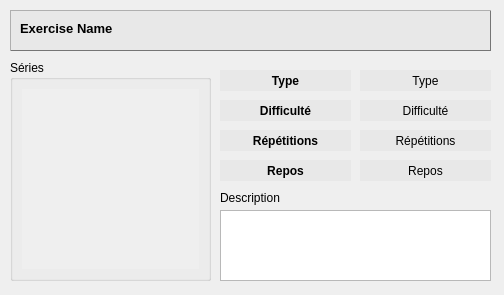
The window that src/exercisewidget.ui (oktal/bodeasy) describes before a commit, drawn with Qt 5.
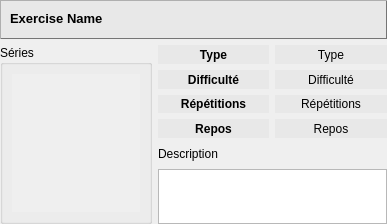
The same window after the commit.

Diff of the .ui file:
```diff
--- a/src/exercisewidget.ui
+++ b/src/exercisewidget.ui
@@ -6,8 +6,8 @@
    <rect>
     <x>0</x>
     <y>0</y>
-    <width>504</width>
-    <height>295</height>
+    <width>387</width>
+    <height>224</height>
    </rect>
   </property>
   <property name="windowTitle">
@@ -20,15 +20,12 @@
     border-color: rgb(117, 117, 117);
 }</string>
   </property>
+  <layout class="QVBoxLayout" name="verticalLayout_2" stretch="18,82">
+   <property name="margin">
+    <number>0</number>
+   </property>
+   <item>
   <widget class="QFrame" name="headerFrame">
-   <property name="geometry">
-    <rect>
-     <x>10</x>
-     <y>10</y>
-     <width>481</width>
-     <height>41</height>
-    </rect>
-   </property>
    <property name="styleSheet">
     <string notr="true"/>
    </property>
@@ -59,15 +56,11 @@
     </property>
    </widget>
   </widget>
+   </item>
+   <item>
+    <layout class="QHBoxLayout" name="horizontalLayout" stretch="4,6">
+     <item>
   <widget class="QGroupBox" name="groupBox">
-   <property name="geometry">
-    <rect>
-     <x>10</x>
-     <y>60</y>
-     <width>201</width>
-     <height>221</height>
-    </rect>
-   </property>
    <property name="title">
     <string>Séries</string>
    </property>
@@ -88,8 +81,8 @@
         <rect>
          <x>0</x>
          <y>0</y>
-         <width>181</width>
-         <height>188</height>
+             <width>132</width>
+             <height>144</height>
         </rect>
        </property>
       </widget>
@@ -97,38 +90,11 @@
     </item>
    </layout>
   </widget>
-  <widget class="QPlainTextEdit" name="plainTextEdit">
-   <property name="geometry">
-    <rect>
-     <x>220</x>
-     <y>210</y>
-     <width>271</width>
-     <height>71</height>
-    </rect>
-   </property>
-  </widget>
-  <widget class="QLabel" name="label">
-   <property name="geometry">
-    <rect>
-     <x>220</x>
-     <y>190</y>
-     <width>81</width>
-     <height>16</height>
-    </rect>
-   </property>
-   <property name="text">
-    <string>Description</string>
-   </property>
-  </widget>
+     </item>
+     <item>
+      <layout class="QGridLayout" name="gridLayout" rowstretch="15,15,15,15,15,15">
+       <item row="0" column="0">
   <widget class="QLabel" name="label_2">
-   <property name="geometry">
-    <rect>
-     <x>220</x>
-     <y>70</y>
-     <width>131</width>
-     <height>21</height>
-    </rect>
-   </property>
    <property name="font">
     <font>
      <weight>75</weight>
@@ -152,111 +118,9 @@
     <set>Qt::AlignCenter</set>
    </property>
   </widget>
-  <widget class="QLabel" name="label_3">
-   <property name="geometry">
-    <rect>
-     <x>220</x>
-     <y>100</y>
-     <width>131</width>
-     <height>21</height>
-    </rect>
-   </property>
-   <property name="font">
-    <font>
-     <weight>75</weight>
-     <bold>true</bold>
-    </font>
-   </property>
-   <property name="styleSheet">
-    <string notr="true">background-color: rgb(232, 232, 232);
-border-style: none;</string>
-   </property>
-   <property name="frameShape">
-    <enum>QFrame::Box</enum>
-   </property>
-   <property name="frameShadow">
-    <enum>QFrame::Plain</enum>
-   </property>
-   <property name="text">
-    <string>Difficulté</string>
-   </property>
-   <property name="alignment">
-    <set>Qt::AlignCenter</set>
-   </property>
-  </widget>
-  <widget class="QLabel" name="label_4">
-   <property name="geometry">
-    <rect>
-     <x>220</x>
-     <y>130</y>
-     <width>131</width>
-     <height>21</height>
-    </rect>
-   </property>
-   <property name="font">
-    <font>
-     <weight>75</weight>
-     <bold>true</bold>
-    </font>
-   </property>
-   <property name="styleSheet">
-    <string notr="true">background-color: rgb(232, 232, 232);
-border-style: none;</string>
-   </property>
-   <property name="frameShape">
-    <enum>QFrame::Box</enum>
-   </property>
-   <property name="frameShadow">
-    <enum>QFrame::Plain</enum>
-   </property>
-   <property name="text">
-    <string>Répétitions</string>
-   </property>
-   <property name="alignment">
-    <set>Qt::AlignCenter</set>
-   </property>
-  </widget>
-  <widget class="QLabel" name="label_5">
-   <property name="geometry">
-    <rect>
-     <x>220</x>
-     <y>160</y>
-     <width>131</width>
-     <height>21</height>
-    </rect>
-   </property>
-   <property name="font">
-    <font>
-     <weight>75</weight>
-     <bold>true</bold>
-    </font>
-   </property>
-   <property name="styleSheet">
-    <string notr="true">background-color: rgb(232, 232, 232);
-border-style: none;</string>
-   </property>
-   <property name="frameShape">
-    <enum>QFrame::Box</enum>
-   </property>
-   <property name="frameShadow">
-    <enum>QFrame::Plain</enum>
-   </property>
-   <property name="text">
-    <string>Repos</string>
-   </property>
-   <property name="alignment">
-    <set>Qt::AlignCenter</set>
-   </property>
-  </widget>
+       </item>
+       <item row="0" column="1">
   <widget class="QLabel" name="label_6">
-   <property name="geometry">
-    <rect>
-     <x>360</x>
-     <y>70</y>
-     <width>131</width>
-     <height>21</height>
-    </rect>
-   </property>
    <property name="font">
     <font>
      <weight>50</weight>
@@ -280,15 +144,35 @@
     <set>Qt::AlignCenter</set>
    </property>
   </widget>
+       </item>
+       <item row="1" column="0">
+        <widget class="QLabel" name="label_3">
+         <property name="font">
+          <font>
+           <weight>75</weight>
+           <bold>true</bold>
+          </font>
+         </property>
+         <property name="styleSheet">
+          <string notr="true">background-color: rgb(232, 232, 232);
+border-style: none;</string>
+         </property>
+         <property name="frameShape">
+          <enum>QFrame::Box</enum>
+         </property>
+         <property name="frameShadow">
+          <enum>QFrame::Plain</enum>
+         </property>
+         <property name="text">
+          <string>Difficulté</string>
+         </property>
+         <property name="alignment">
+          <set>Qt::AlignCenter</set>
+         </property>
+        </widget>
+       </item>
+       <item row="1" column="1">
   <widget class="QLabel" name="label_8">
-   <property name="geometry">
-    <rect>
-     <x>360</x>
-     <y>100</y>
-     <width>131</width>
-     <height>21</height>
-    </rect>
-   </property>
    <property name="font">
     <font>
      <weight>50</weight>
@@ -312,15 +196,35 @@
     <set>Qt::AlignCenter</set>
    </property>
   </widget>
+       </item>
+       <item row="2" column="0">
+        <widget class="QLabel" name="label_4">
+         <property name="font">
+          <font>
+           <weight>75</weight>
+           <bold>true</bold>
+          </font>
+         </property>
+         <property name="styleSheet">
+          <string notr="true">background-color: rgb(232, 232, 232);
+border-style: none;</string>
+         </property>
+         <property name="frameShape">
+          <enum>QFrame::Box</enum>
+         </property>
+         <property name="frameShadow">
+          <enum>QFrame::Plain</enum>
+         </property>
+         <property name="text">
+          <string>Répétitions</string>
+         </property>
+         <property name="alignment">
+          <set>Qt::AlignCenter</set>
+         </property>
+        </widget>
+       </item>
+       <item row="2" column="1">
   <widget class="QLabel" name="label_9">
-   <property name="geometry">
-    <rect>
-     <x>360</x>
-     <y>130</y>
-     <width>131</width>
-     <height>21</height>
-    </rect>
-   </property>
    <property name="font">
     <font>
      <weight>50</weight>
@@ -344,15 +248,35 @@
     <set>Qt::AlignCenter</set>
    </property>
   </widget>
+       </item>
+       <item row="3" column="0">
+        <widget class="QLabel" name="label_5">
+         <property name="font">
+          <font>
+           <weight>75</weight>
+           <bold>true</bold>
+          </font>
+         </property>
+         <property name="styleSheet">
+          <string notr="true">background-color: rgb(232, 232, 232);
+border-style: none;</string>
+         </property>
+         <property name="frameShape">
+          <enum>QFrame::Box</enum>
+         </property>
+         <property name="frameShadow">
+          <enum>QFrame::Plain</enum>
+         </property>
+         <property name="text">
+          <string>Repos</string>
+         </property>
+         <property name="alignment">
+          <set>Qt::AlignCenter</set>
+         </property>
+        </widget>
+       </item>
+       <item row="3" column="1">
   <widget class="QLabel" name="label_10">
-   <property name="geometry">
-    <rect>
-     <x>360</x>
-     <y>160</y>
-     <width>131</width>
-     <height>21</height>
-    </rect>
-   </property>
    <property name="font">
     <font>
      <weight>50</weight>
@@ -376,6 +300,29 @@
     <set>Qt::AlignCenter</set>
    </property>
   </widget>
+       </item>
+       <item row="4" column="0">
+        <widget class="QLabel" name="label">
+         <property name="text">
+          <string>Description</string>
+         </property>
+        </widget>
+       </item>
+       <item row="5" column="0" colspan="2">
+        <widget class="QPlainTextEdit" name="plainTextEdit">
+         <property name="maximumSize">
+          <size>
+           <width>16777215</width>
+           <height>55</height>
+          </size>
+         </property>
+        </widget>
+       </item>
+      </layout>
+     </item>
+    </layout>
+   </item>
+  </layout>
  </widget>
  <resources/>
  <connections/>
```
Lines whose indentation alone changed are shown as unchanged.
